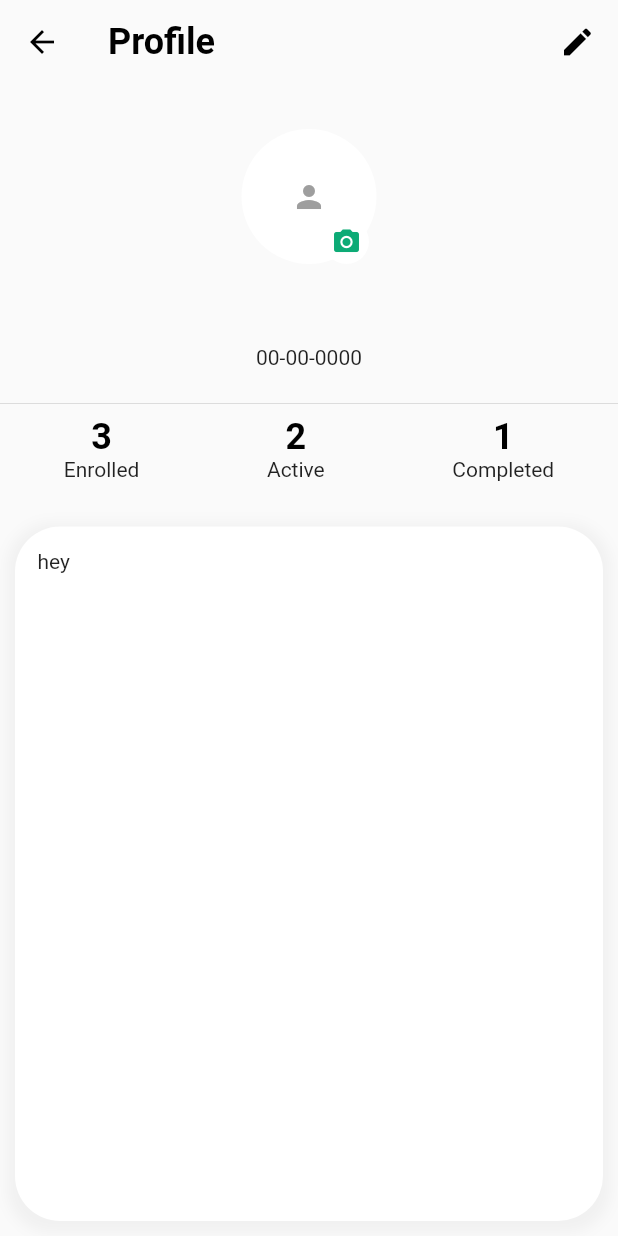
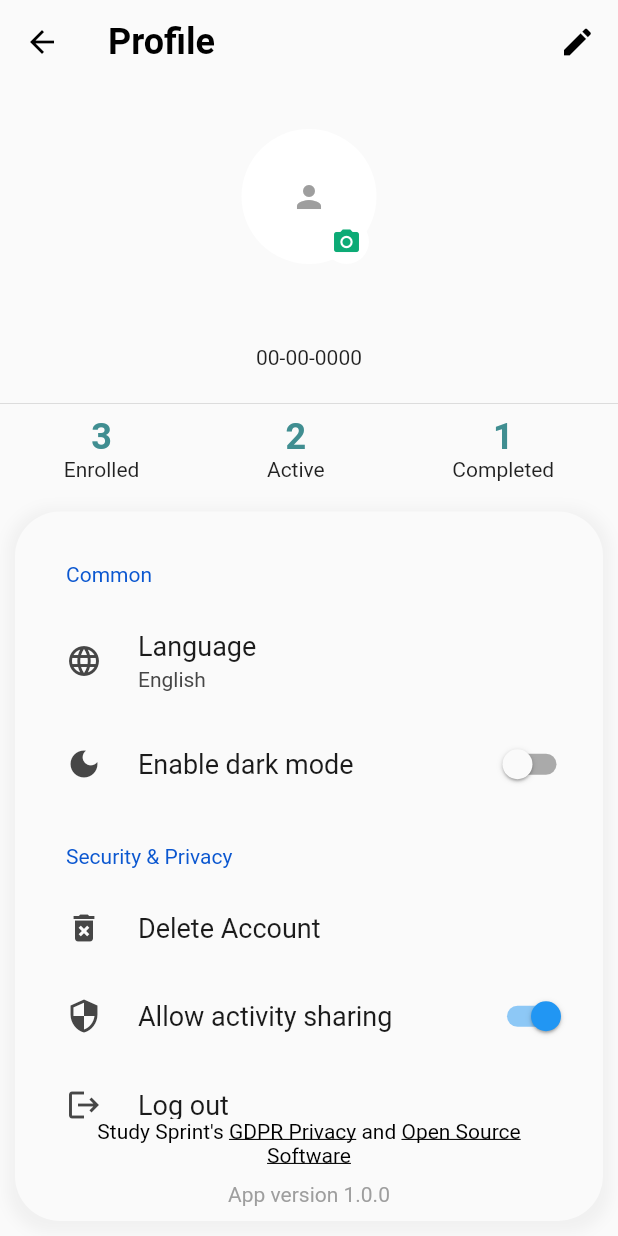
Before and after one commit to PAU-Course-Selection/course-select, a Flutter app: the UserProfilePage screen opened by its route, on a phone screen of 412 x 824 dp. Run offline on Flutter 3.47's test engine with Material 2 defaults, Android fonts, the phone set to English and light mode, and no system bars; drawn by our look-alikes of cached_network_image, settings_ui; our stand-ins replace bottom_navy_bar, cloud_firestore, firebase_auth, firebase_core, firebase_storage, flick_video_player and 11 more; accounts and stored records are empty; network calls fail.

Commit message:
add user profile design implementation
Signed-off-by: Kenn <kakomea@yahoo.com>

```diff
--- a/lib/screens/user_profile_page.dart
+++ b/lib/screens/user_profile_page.dart
@@ -7,10 +7,12 @@
 import 'package:firebase_auth/firebase_auth.dart';
 import 'package:firebase_storage/firebase_storage.dart';
 import 'package:flutter/material.dart';
+import 'package:flutter_screenutil/flutter_screenutil.dart';
 import 'package:get/get.dart';
 import 'package:image_picker/image_picker.dart';
 import 'package:modal_bottom_sheet/modal_bottom_sheet.dart';
 import 'package:provider/provider.dart';
+import 'package:settings_ui/settings_ui.dart';
 
 import '../controllers/user_notifier.dart';
 import '../utils/auth.dart';
@@ -24,7 +26,6 @@
 }
 
 class _UserProfilePageState extends State<UserProfilePage> {
-
   String imageUrl = '';
   late final UserNotifier userNotifier;
   final DatabaseManager db = DatabaseManager();
@@ -32,17 +33,21 @@
   late Future futureData;
 
   Widget _title() {
-    return Text('Profile', style: kHeadlineMedium,);
+    return Text(
+      'Profile',
+      style: kHeadlineMedium,
+    );
   }
 
   Widget _signOutButton() {
     return ElevatedButton(
-      onPressed: () => {Auth().signOut(), Get.offAndToNamed(PageRoutes.loginRegister)},
+      onPressed: () =>
+          {Auth().signOut(), Get.offAndToNamed(PageRoutes.loginRegister)},
       child: const Text('Sign Out'),
     );
   }
 
-  Future getData() async{
+  Future getData() async {
     var users = await db.getUsers(userNotifier);
     userNotifier.updateUserName();
     userNotifier.updateEmail();
@@ -53,60 +58,48 @@
 
   late XFile? imgFile;
 
-
-
-  Future loadAvatar(bool useCamera) async{
+  Future loadAvatar(bool useCamera) async {
     ImagePicker imagePicker = ImagePicker();
     XFile? file = await imagePicker.pickImage(
-        source: useCamera? ImageSource.camera: ImageSource.gallery);
+        source: useCamera ? ImageSource.camera : ImageSource.gallery);
     print(file?.path);
 
     if (file == null) return;
     //Import dart:core
-    String uniqueFileName = DateTime.now()
-        .millisecondsSinceEpoch
-        .toString();
+    String uniqueFileName = DateTime.now().millisecondsSinceEpoch.toString();
 
     //Get a reference to storage root
-    Reference referenceRoot =
-    FirebaseStorage.instance.ref();
-    Reference referenceDirImages =
-    referenceRoot.child('images');
+    Reference referenceRoot = FirebaseStorage.instance.ref();
+    Reference referenceDirImages = referenceRoot.child('images');
 
     //Create a reference for the image to be stored
-    Reference referenceImageToUpload =
-    referenceDirImages
-        .child(uniqueFileName);
+    Reference referenceImageToUpload = referenceDirImages.child(uniqueFileName);
 
     //Handle errors/success
     try {
       //Store the file
-      await referenceImageToUpload
-          .putFile(io.File(file!.path));
+      await referenceImageToUpload.putFile(io.File(file!.path));
       //Success: get the download URL
-      imageUrl = await referenceImageToUpload
-          .getDownloadURL();
+      imageUrl = await referenceImageToUpload.getDownloadURL();
     } catch (error) {
       //Some error occurred
     }
 
-    var myUser = await FirebaseFirestore
-        .instance
+    var myUser = await FirebaseFirestore.instance
         .collection("Users")
-        .where("uid",
-        isEqualTo: user?.uid)
+        .where("uid", isEqualTo: user?.uid)
         .get();
     if (myUser.docs.isNotEmpty) {
       var docId = myUser.docs.first.id;
 
-      DocumentReference docRef = FirebaseFirestore.instance.collection("Users").doc(docId);
+      DocumentReference docRef =
+          FirebaseFirestore.instance.collection("Users").doc(docId);
       await docRef.update({"avatar": imageUrl});
 
       userNotifier.avatar = imageUrl;
-
-
     }
   }
+
   bool imgChanged = false;
 
   @override
@@ -163,7 +156,7 @@
                                   children: [
                                     EditImageOptionsItem(
                                       text: 'Take Photo',
-                                        onPressed: () async{
+                                      onPressed: () async {
                                         await loadAvatar(true);
                                         setState(() {
                                           imgChanged = true;
@@ -175,7 +168,7 @@
                                     ),
                                     EditImageOptionsItem(
                                       text: 'Choose Image',
-                                        onPressed: () async{
+                                      onPressed: () async {
                                         await loadAvatar(false);
                                         setState(() {
                                           imgChanged = true;
@@ -197,11 +190,11 @@
                                   ],
                                 ),
                               )),
-                          ).whenComplete((){
+                            ).whenComplete(() {
                               setState(() {
                                 futureData = getData();
                               });
-                          } );
+                            });
                           },
                           child: Stack(children: [
                             CircleAvatar(
@@ -217,7 +210,8 @@
                                     placeholder: (context, url) {
                                       return const CircularProgressIndicator();
                                     },
-                                  errorWidget: (context, url, error) => const Icon(
+                                    errorWidget: (context, url, error) =>
+                                        const Icon(
                                       Icons.person,
                                       color: Colors.grey,
                                     ),
@@ -239,55 +233,154 @@
                     userNotifier.userName,
                     style: kHeadlineMedium,
                   ),
-                Text(userNotifier.email?? 'User email'),
+                  Text(userNotifier.email ?? 'User email'),
                   Text(userNotifier.joinDate),
-                const SizedBox(height: 15,),
+                  const SizedBox(
+                    height: 15,
+                  ),
                   const Divider(),
                   Row(
                     mainAxisAlignment: MainAxisAlignment.spaceAround,
                     children: [
-                    Column(children: [
-                      Text('3', style: kHeadlineMedium,),
-                      Text('Enrolled'),
-                    ],),
-                    Column(children: [
-                      Text('2', style: kHeadlineMedium),
-                      Text('Active'),
-                    ],),
-                    Column(children: [
-                      Text('1', style: kHeadlineMedium),
-                      const Text('Completed'),
-                    ],),
+                      Column(
+                        children: [
+                          Text(
+                            '3',
+                            style: kHeadlineMedium.copyWith(color: kTeal),
+                          ),
+                          const Text('Enrolled'),
                         ],
                       ),
-                const SizedBox(height: 20,),
+                      Column(
+                        children: [
+                          Text('2', style: kHeadlineMedium.copyWith(color: kTeal)),
+                          const Text('Active'),
+                        ],
+                      ),
+                      Column(
+                        children: [
+                          Text('1', style: kHeadlineMedium.copyWith(color: kTeal)),
+                          const Text('Completed'),
+                        ],
+                      ),
+                    ],
+                  ),
+                  const SizedBox(
+                    height: 10,
+                  ),
                   Expanded(
                     child: Padding(
-                    padding: const EdgeInsets.symmetric(horizontal: 10, vertical: 10),
+                      padding: const EdgeInsets.symmetric(
+                          horizontal: 10, vertical: 10),
                       child: Container(
-                      padding: const EdgeInsets.all(15),
+                        padding: const EdgeInsets.all(10),
                         decoration: BoxDecoration(
                           boxShadow: [
                             BoxShadow(
                               color: Colors.grey.withOpacity(0.1),
                               spreadRadius: 5,
                               blurRadius: 7,
-                            offset: const Offset(0, 3), // changes position of shadow
+                              offset: const Offset(
+                                  0, 3), // changes position of shadow
                             ),
                           ],
                           borderRadius: BorderRadius.circular(30),
-                        color:  Colors.white,
+                          color: const Color(0xfffafafa),
                         ),
-                      child: Text('hey'),
-                      width: double.infinity,),
+                        child: Column(
+                          children: [
+                            Expanded(
+                              child: SettingsList(
+                                lightTheme: const SettingsThemeData(
+                                    settingsListBackground: Colors.transparent),
+                                sections: [
+                                  SettingsSection(
+                                    title: const Text('Common'),
+                                    tiles: <SettingsTile>[
+                                      SettingsTile.navigation(
+                                        leading: const Icon(Icons.language),
+                                        title: const Text('Language'),
+                                        value: const Text('English'),
+                                      ),
+                                      SettingsTile.switchTile(
+                                        onToggle: (value) {},
+                                        initialValue: false,
+                                        leading: const Icon(Icons.dark_mode),
+                                        title: const Text('Enable dark mode'),
+                                      ),
+                                    ],
+                                  ),
+                                  SettingsSection(
+                                    title: const Text('Security & Privacy'),
+                                    tiles: <SettingsTile>[
+                                      SettingsTile(
+                                        leading:
+                                            const Icon(Icons.delete_forever),
+                                        title: const Text('Delete Account'),
+                                      ),
+                                      SettingsTile.switchTile(
+                                        onToggle: (value) {},
+                                        initialValue: true,
+                                        leading: const Icon(Icons.security),
+                                        title: const Text(
+                                            'Allow activity sharing'),
+                                      ),
+                                    ],
+                                  ),
+                                  SettingsSection(
+                                    tiles: <SettingsTile>[
+                                      SettingsTile(
+                                        leading: const Icon(Icons.logout),
+                                        title: const Text('Log out'),
+                                      ),
+                                    ],
+                                  ),
+                                ],
                               ),
                             ),
+                            SafeArea(
+                                child: Column(
+                              children: [
+                                SizedBox(
+                                  width: 300.w,
+                                    child: Center(
+                                      child: RichText(
+                                        textAlign: TextAlign.center,
+                                        text: const TextSpan(
+                                          text: 'Study Sprint\'s ',
+                                          style: TextStyle(color: Colors.black),
+                                          children: [
+                                            TextSpan(
+                                              text: 'GDPR Privacy',
+                                              style: TextStyle(color: Colors.black, decoration: TextDecoration.underline,),
+                                            ),
+                                            TextSpan(
+                                              text: ' and '
+                                            ),
+                                            TextSpan(
+                                              text: 'Open Source Software',
+                                              style: TextStyle(color: Colors.black, decoration: TextDecoration.underline,),
+                                            ),
+                                          ]
+                                            ),
 
+
+                                      ),
+                                    ),),
+                                SizedBox(height: 10,),
+                                const Text('App version 1.0.0', style: TextStyle(color: Colors.grey),),
+                              ],
+                            ))
+                          ],
+                        ),
+                        width: double.infinity,
+                      ),
+                    ),
+                  ),
                 ],
               ),
             );
-        }
-      ),
+          }),
     );
   }
 }
@@ -369,8 +462,3 @@
 // Text("Allow Activity Sharing"),
 // Text("Log Out"),
 // Text("Delete Account"),
-// const Expanded(
-// child: Text(
-// "App version 1.0.1",
-// style: TextStyle(color: Colors.grey),
-// ))
--- a/pubspec.yaml
+++ b/pubspec.yaml
@@ -56,6 +56,7 @@
   share_plus: ^6.3.1
   syncfusion_flutter_calendar: ^20.4.54
   syncfusion_localizations: ^20.4.54
+  settings_ui: ^2.0.2
 
 
 dev_dependencies:
```
Also changed, not shown: pubspec.lock. Lines whose indentation alone changed are shown as unchanged.
